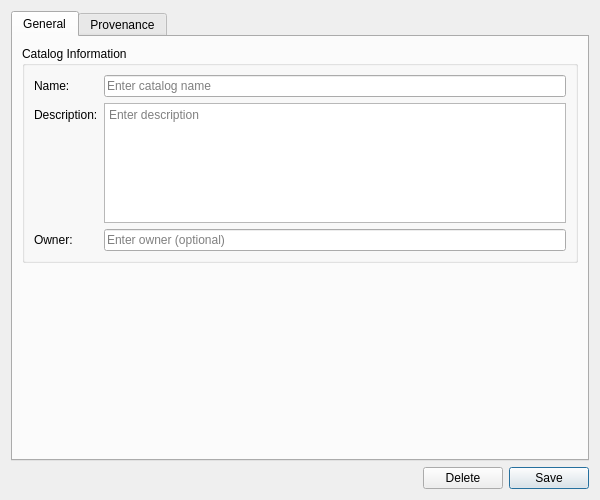
This is projects/ores.qt/ui/CatalogDetailDialog.ui in OreStudio/OreStudio as Qt 5 draws it before an edit. The edited form follows.
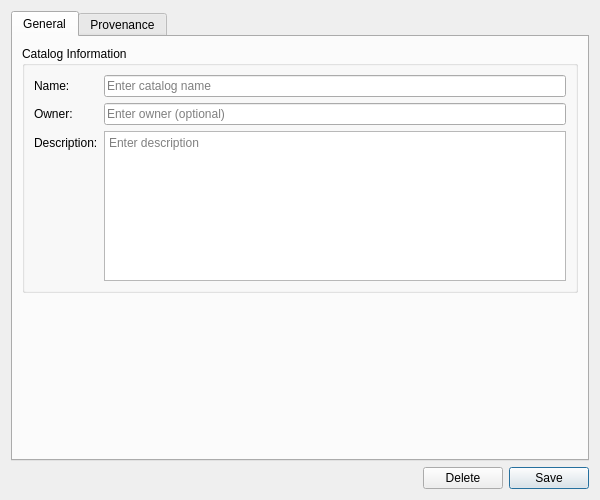
This is the edited form. Custom widgets are drawn as their Qt base class.

Patch:
```diff
--- a/projects/ores.qt/ui/CatalogDetailDialog.ui
+++ b/projects/ores.qt/ui/CatalogDetailDialog.ui
@@ -51,14 +51,28 @@
            </widget>
           </item>
           <item row="1" column="0">
+           <widget class="QLabel" name="ownerLabel">
+            <property name="text">
+             <string>Owner:</string>
+            </property>
+           </widget>
+          </item>
+          <item row="1" column="1">
+           <widget class="QLineEdit" name="ownerEdit">
+            <property name="placeholderText">
+             <string>Enter owner (optional)</string>
+            </property>
+           </widget>
+          </item>
+          <item row="2" column="0">
            <widget class="QLabel" name="descriptionLabel">
             <property name="text">
              <string>Description:</string>
             </property>
            </widget>
           </item>
-          <item row="1" column="1">
-           <widget class="QTextEdit" name="descriptionEdit">
+          <item row="2" column="1">
+           <widget class="QPlainTextEdit" name="descriptionEdit">
             <property name="minimumSize">
              <size>
               <width>0</width>
@@ -68,7 +82,7 @@
             <property name="maximumSize">
              <size>
               <width>16777215</width>
-              <height>120</height>
+              <height>150</height>
              </size>
             </property>
             <property name="placeholderText">
@@ -76,20 +90,6 @@
             </property>
            </widget>
           </item>
-          <item row="2" column="0">
-           <widget class="QLabel" name="ownerLabel">
-            <property name="text">
-             <string>Owner:</string>
-            </property>
-           </widget>
-          </item>
-          <item row="2" column="1">
-           <widget class="QLineEdit" name="ownerEdit">
-            <property name="placeholderText">
-             <string>Enter owner (optional)</string>
-            </property>
-           </widget>
-          </item>
          </layout>
         </widget>
        </item>
```
